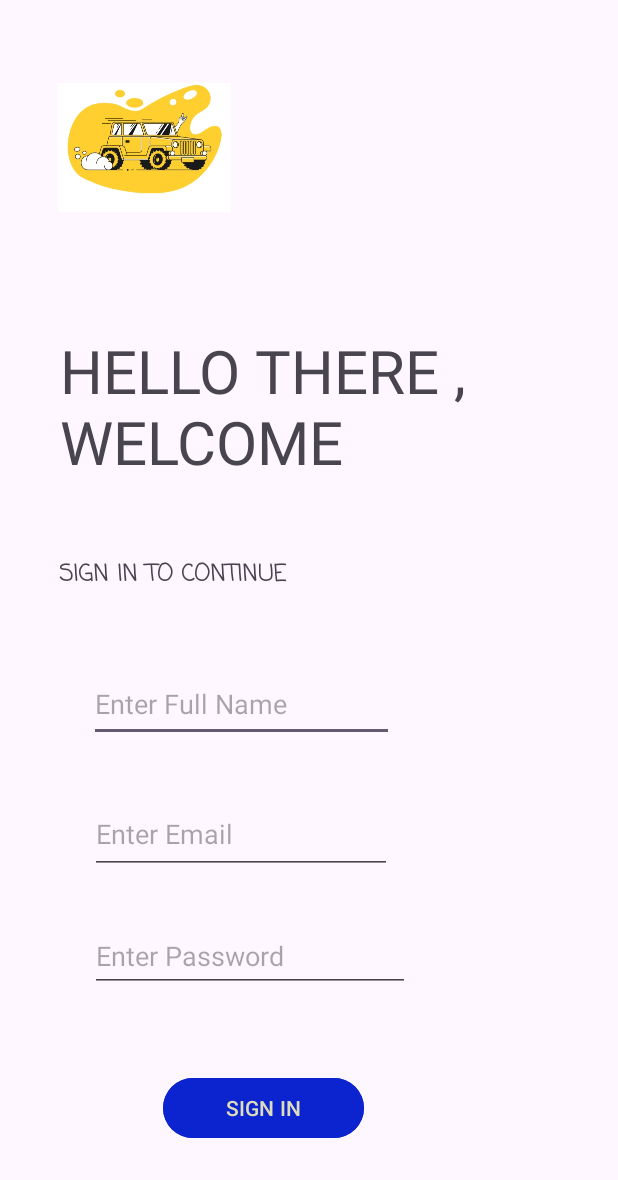
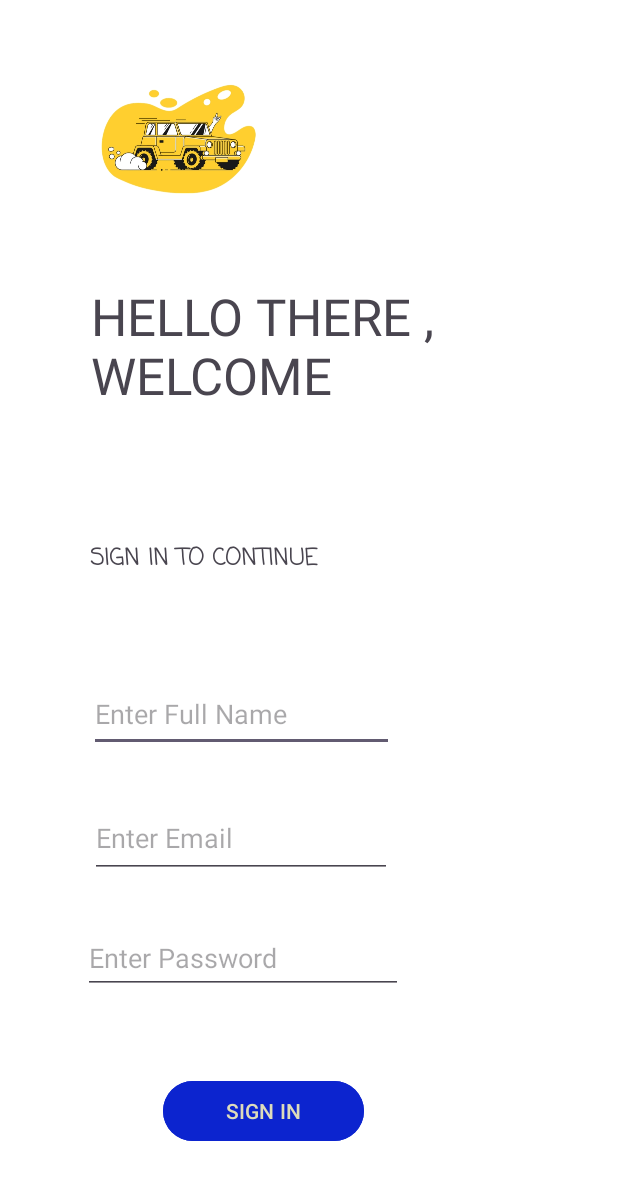
Before and after one commit to bobbyrosemuga/Botam-Rentals, an Android app: the screen it shows after launch (MainActivity), on a phone screen of 412 x 824 dp. Shown: the top 1180 px of the screen. Run offline under Robolectric (Android 15) with nearby library versions, the phone set to English and light mode, and no system bars; Roboto replaces fonts that are not available here.

Commit message:
first commit

```diff
--- a/app/src/main/AndroidManifest.xml
+++ b/app/src/main/AndroidManifest.xml
@@ -12,6 +12,9 @@
         android:supportsRtl="true"
         android:theme="@style/Theme.MyAppBotam"
         tools:targetApi="31">
+        <activity
+            android:name=".UserActivity"
+            android:exported="false" />
         <activity
             android:name=".MainActivity"
             android:exported="false" />
--- a/app/src/main/java/com/example/myappbotam/MainActivity.kt
+++ b/app/src/main/java/com/example/myappbotam/MainActivity.kt
@@ -1,6 +1,7 @@
 package com.example.myappbotam
 
 import android.app.ProgressDialog
+import android.content.Intent
 import androidx.appcompat.app.AppCompatActivity
 import android.os.Bundle
 import android.provider.ContactsContract.CommonDataKinds.Email
@@ -9,6 +10,7 @@ import android.widget.Button
 import android.widget.EditText
 import android.widget.ImageView
 import android.widget.TextView
+import android.widget.Toast
 
 class MainActivity : AppCompatActivity() {
 
@@ -23,6 +25,54 @@ class MainActivity : AppCompatActivity() {
         super.onCreate(savedInstanceState)
         window.setFlags(WindowManager.LayoutParams.FLAG_FULLSCREEN, WindowManager.LayoutParams.FLAG_FULLSCREEN)
         setContentView(R.layout.activity_main)
+        myimage = findViewById(R.id.mImg)
+        mText = findViewById(R.id.mTxtMain)
+        mTextMain = findViewById(R.id.mMain)
+        btnSignIn = findViewById(R.id.mBtnSign)
+        mName = findViewById(R.id.mPlain)
+        mEmail = findViewById(R.id.mEmail)
+        mPassword = findViewById(R.id.mPass)
+        btnSignIn.setOnClickListener {
+            var name = mName.text.toString().trim()
+            var email = mEmail.text.toString().trim()
+            var password = mPassword.text.toString().trim()
+            var id = System.currentTimeMillis().toString()
+            if (name.isEmpty()){
+                mName.setError("Please fill this field")
+                mName.requestFocus()
+            }else if (email.isEmpty()){
+                mEmail.setError("Please fill this field")
+                mEmail.requestFocus()
+            }else if (password.isEmpty()){
+                mPassword.setError("Please fill this field")
+                mPassword.requestFocus()
+            }else{
+                //Proceed to save
+                //Prepare the user to be saved
+                var user = User(name, email, password)
+                // Create a reference in the firebase database
+                var ref = FirebaseDatabase.getInstance().
+                getReference().child("Users/"+id)
+                // Show the program to start saving
+                progressDialog.show()
+                ref.setValue(user).addOnCompleteListener{
+                    // Dismiss the progress and check if the task is successfully
+                        task->
+                    progressDialog.dismiss()
+                    if (task.isSuccessful){
+                        Toast.makeText(this,"User saved successfully",
+                            Toast.LENGTH_LONG).show()
+                    }else{
+                        Toast.makeText(this,"User saving failed",
+                            Toast.LENGTH_LONG).show()
+            var tembea = Intent(this,UserActivity::class.java)
+            startActivity(tembea)
+        }
    }
 
 }
+        }
+
+
+    }
+}
--- a/app/src/main/res/layout/activity_main.xml
+++ b/app/src/main/res/layout/activity_main.xml
@@ -4,7 +4,7 @@
     xmlns:tools="http://schemas.android.com/tools"
     android:layout_width="match_parent"
     android:layout_height="match_parent"
-
+    android:background="@color/white"
     tools:context=".MainActivity">
 
     <ImageView
@@ -14,7 +14,7 @@
         android:layout_marginTop="14dp"
         app:layout_constraintBottom_toBottomOf="parent"
         app:layout_constraintEnd_toEndOf="parent"
-        app:layout_constraintHorizontal_bias="0.131"
+        app:layout_constraintHorizontal_bias="0.206"
         app:layout_constraintStart_toStartOf="parent"
         app:layout_constraintTop_toTopOf="parent"
         app:layout_constraintVertical_bias="0.042"
@@ -22,32 +22,34 @@
 
     <TextView
         android:id="@+id/mTxtMain"
-        android:layout_width="352dp"
-        android:layout_height="129dp"
+        android:layout_width="331dp"
+        android:layout_height="125dp"
         android:layout_marginTop="24dp"
         android:layout_marginEnd="20dp"
         android:layout_marginBottom="436dp"
         android:fontFamily="@font/aladin"
         android:text="HELLO THERE ,  WELCOME"
-        android:textSize="40sp"
+        android:textSize="34sp"
         app:layout_constraintBottom_toBottomOf="parent"
         app:layout_constraintEnd_toEndOf="parent"
         app:layout_constraintHorizontal_bias="1.0"
         app:layout_constraintStart_toStartOf="parent"
         app:layout_constraintTop_toBottomOf="@+id/mImg"
-        app:layout_constraintVertical_bias="0.525" />
+        app:layout_constraintVertical_bias="0.125" />
 
     <TextView
         android:id="@+id/mMain"
-        android:layout_width="wrap_content"
-        android:layout_height="wrap_content"
-        android:layout_marginStart="39dp"
-        android:layout_marginTop="22dp"
-        android:layout_marginEnd="225dp"
+        android:layout_width="214dp"
+        android:layout_height="26dp"
+        android:layout_marginStart="60dp"
+        android:layout_marginTop="36dp"
+        android:layout_marginEnd="150dp"
+        android:layout_marginBottom="21dp"
         android:fontFamily="casual"
         android:text="SIGN IN TO CONTINUE"
         android:textSize="15sp"
         android:textStyle="bold"
+        app:layout_constraintBottom_toTopOf="@+id/mPlain"
         app:layout_constraintEnd_toEndOf="parent"
         app:layout_constraintHorizontal_bias="0.0"
         app:layout_constraintStart_toStartOf="parent"
@@ -93,7 +95,7 @@
         android:layout_height="48dp"
         android:layout_marginStart="61dp"
         android:layout_marginTop="27dp"
-        android:layout_marginEnd="140dp"
+        android:layout_marginEnd="150dp"
         android:layout_marginBottom="159dp"
         android:ems="10"
         android:hint="Enter Password"
@@ -116,8 +118,10 @@
         android:textColor="#DDDCBB"
         app:layout_constraintBottom_toBottomOf="parent"
         app:layout_constraintEnd_toEndOf="parent"
+        app:layout_constraintHorizontal_bias="1.0"
         app:layout_constraintStart_toStartOf="parent"
-        app:layout_constraintTop_toBottomOf="@+id/mPass" />
+        app:layout_constraintTop_toBottomOf="@+id/mPass"
+        app:layout_constraintVertical_bias="1.0" />
 
 
 </androidx.constraintlayout.widget.ConstraintLayout>
```
